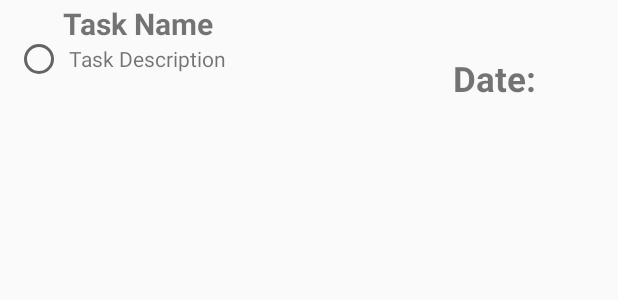
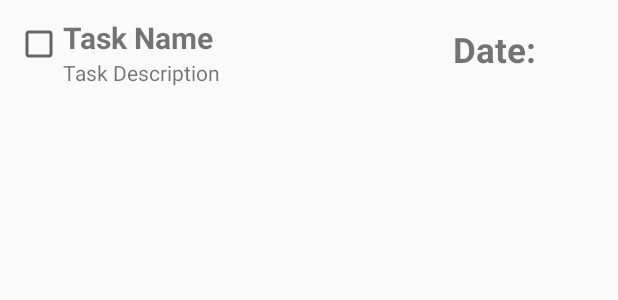
Before and after one commit to bkcyanne/swen3001_group_project, an Android app: the layout custom_row.xml on its own in the app's theme, with its tools: preview values and no code run, on a phone screen of 412 x 824 dp. Shown: the top 300 px of the screen. Run offline under Robolectric (Android 15) with nearby library versions, the phone set to English and light mode, and no system bars.

Commit message:
Fixed bug

```diff
--- a/Android Dev/app/src/main/java/com/example/killmenow/WeatherPortion.kt
+++ b/Android Dev/app/src/main/java/com/example/killmenow/WeatherPortion.kt
@@ -10,6 +10,7 @@
 import android.widget.ImageView
 import android.widget.ProgressBar
 import android.widget.TextView
+import androidx.activity.viewModels
 
 import androidx.lifecycle.ViewModelProvider
 
@@ -28,7 +29,11 @@
 import java.util.*
 
 import androidx.lifecycle.Observer
+import androidx.lifecycle.viewModelScope
 import com.example.taskdatabase.Task
+import kotlinx.android.synthetic.main.activity_home_page.*
+import kotlinx.android.synthetic.main.activity_weather_portion.*
+import kotlinx.android.synthetic.main.activity_weather_portion.totaltasktxt
 
 
 class WeatherPortion : AppCompatActivity() {
@@ -42,6 +47,7 @@
     override fun onCreate(savedInstanceState: Bundle?) {
         super.onCreate(savedInstanceState)
         setContentView(R.layout.activity_weather_portion)
+
 
         tasksIcon = findViewById<BottomNavigationItemView>(R.id.tasks)
         tasksIcon.setOnClickListener {
--- a/Android Dev/app/src/main/res/layout/custom_row.xml
+++ b/Android Dev/app/src/main/res/layout/custom_row.xml
@@ -10,17 +10,6 @@
     android:id="@+id/custom_row">
 
 
-    <RadioButton
-        android:id="@+id/radioButton"
-        android:layout_width="wrap_content"
-        android:layout_height="wrap_content"
-        android:layout_marginStart="10sp"
-        android:paddingTop="55sp"
-        app:layout_constraintBottom_toBottomOf="parent"
-        app:layout_constraintStart_toStartOf="parent"
-        app:layout_constraintTop_toTopOf="parent"
-        app:layout_constraintVertical_bias="0.666" />
-
     <TextView
         android:id="@+id/textName"
         android:layout_width="wrap_content"
@@ -28,17 +17,22 @@
         android:text="@string/ctTaskName"
         android:textSize="20sp"
         android:textStyle="bold"
-        app:layout_constraintStart_toEndOf="@+id/radioButton"
-        app:layout_constraintTop_toTopOf="parent" />
+        app:layout_constraintBottom_toBottomOf="parent"
+        app:layout_constraintEnd_toEndOf="parent"
+        app:layout_constraintHorizontal_bias="0.135"
+        app:layout_constraintStart_toStartOf="parent"
+        app:layout_constraintTop_toTopOf="parent"
+        app:layout_constraintVertical_bias="0.333" />
 
     <TextView
         android:id="@+id/textDescription"
         android:layout_width="240dp"
         android:layout_height="wrap_content"
-        android:layout_marginStart="4dp"
         android:text="@string/ctTaskDescription"
         app:layout_constraintBottom_toBottomOf="parent"
-        app:layout_constraintStart_toEndOf="@+id/radioButton"
+        app:layout_constraintEnd_toEndOf="parent"
+        app:layout_constraintHorizontal_bias="0.245"
+        app:layout_constraintStart_toStartOf="parent"
         app:layout_constraintTop_toBottomOf="@+id/textName"
         app:layout_constraintVertical_bias="0.0" />
 
@@ -47,13 +41,25 @@
         android:layout_width="110dp"
         android:layout_height="40dp"
 
-        android:layout_marginStart="224dp"
         android:text="@string/Date"
         android:textSize="23sp"
         android:textStyle="bold"
         app:layout_constraintBottom_toBottomOf="parent"
         app:layout_constraintEnd_toEndOf="parent"
         app:layout_constraintHorizontal_bias="1.0"
-        app:layout_constraintStart_toStartOf="@+id/radioButton" />
+        app:layout_constraintStart_toStartOf="parent"
+        app:layout_constraintTop_toTopOf="parent"
+        app:layout_constraintVertical_bias="0.941" />
+
+    <CheckBox
+        android:id="@+id/status"
+        android:layout_width="wrap_content"
+        android:layout_height="wrap_content"
+        app:layout_constraintBottom_toBottomOf="parent"
+        app:layout_constraintEnd_toEndOf="@+id/textDate"
+        app:layout_constraintHorizontal_bias="0.026"
+        app:layout_constraintStart_toStartOf="parent"
+        app:layout_constraintTop_toTopOf="parent"
+        app:layout_constraintVertical_bias="0.466" />
 
 </androidx.constraintlayout.widget.ConstraintLayout>
```
Also changed, not shown: Android Dev/app/src/main/java/com/example/taskdatabase/ListAdapter.kt (+14 -0 lines), Android Dev/app/src/main/java/com/example/taskdatabase/TaskDao.kt (+27 -0 lines), Android Dev/app/src/main/java/com/example/taskdatabase/TaskRepository.kt (+8 -0 lines), Android Dev/app/src/main/java/com/example/taskdatabase/TaskViewModel.kt (+13 -0 lines).
